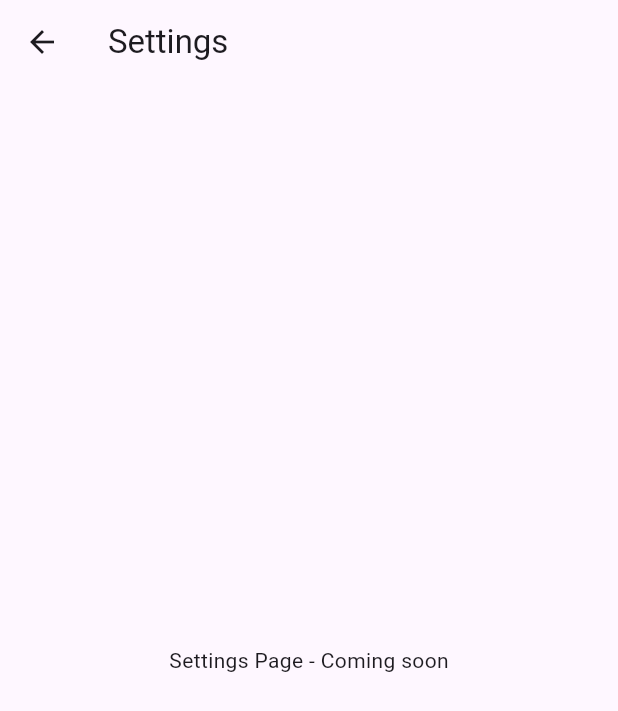
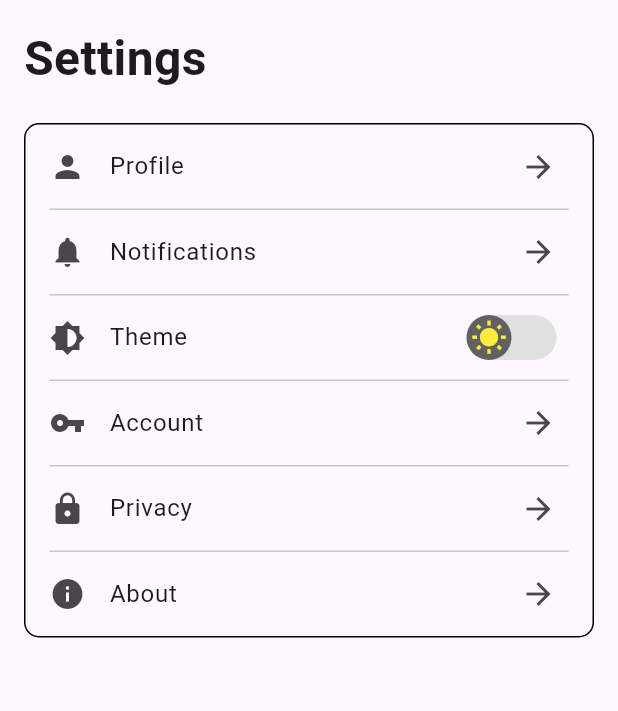
Before and after one commit to COS301-SE-2024/WhatsOn-UP, a Flutter app: the SettingsPage screen opened directly, on a phone screen of 412 x 824 dp. Shown: the top 711 px of the screen. Run offline on Flutter 3.47's test engine with Material 3 defaults, Android fonts, the phone set to English and light mode, and no system bars; our stand-ins replace animated_splash_screen, carousel_slider, flutter_svg_provider, table_calendar; network calls fail.

Commit message:
Implement the Settings page - Also updated the headings at the top of the pages by removing the AppBar tag and adding proper text

```diff
--- a/src/Frontend/lib/pages/settings_page.dart
+++ b/src/Frontend/lib/pages/settings_page.dart
@@ -1,16 +1,166 @@
 import 'package:flutter/material.dart';
 
-class SettingsPage extends StatelessWidget {
+class SettingsPage extends StatefulWidget {
   const SettingsPage({super.key});
+
+  @override
+  _SettingsPageState createState() => _SettingsPageState();
+}
+
+class _SettingsPageState extends State<SettingsPage> {
+  bool isLightTheme = true;
 
   @override
   Widget build(BuildContext context) {
     return Scaffold(
-      appBar: AppBar(
-        title: const Text('Settings'),
+      body: Padding(
+        padding: const EdgeInsets.all(16.0),
+        child: Column(
+          crossAxisAlignment: CrossAxisAlignment.start,
+          children: [
+            const Text(
+              'Settings',
+              style: TextStyle(
+                fontSize: 32,
+                fontWeight: FontWeight.bold,
+              ),
+            ),
+            const SizedBox(height: 20),
+            Container(
+              decoration: BoxDecoration(
+                border: Border.all(color: Colors.black),
+                borderRadius: BorderRadius.circular(10),
+              ),
+              child: Column(
+                children: [
+                  _buildSettingsOption(
+                    icon: Icons.person,
+                    text: 'Profile',
+                    onTap: () {
+                      // Handle profile tap
+                    },
+                  ),
+                  _buildDivider(),
+                  _buildSettingsOption(
+                    icon: Icons.notifications,
+                    text: 'Notifications',
+                    onTap: () {
+                      // Handle notifications tap
+                    },
+                  ),
+                  _buildDivider(),
+                  _buildSettingsOption(
+                    icon: Icons.brightness_6,
+                    text: 'Theme',
+                    trailing: _buildThemeToggle(),
+                    onTap: () {
+                      // Handle theme tap
+                    },
+                  ),
+                  _buildDivider(),
+                  _buildSettingsOption(
+                    icon: Icons.vpn_key,
+                    text: 'Account',
+                    onTap: () {
+                      // Handle account tap
+                    },
+                  ),
+                  _buildDivider(),
+                  _buildSettingsOption(
+                    icon: Icons.lock,
+                    text: 'Privacy',
+                    onTap: () {
+                      // Handle privacy tap
+                    },
+                  ),
+                  _buildDivider(),
+                  _buildSettingsOption(
+                    icon: Icons.info,
+                    text: 'About',
+                    onTap: () {
+                      // Handle about tap
+                    },
+                  ),
+                ],
+              ),
+            ),
+          ],
+        ),
       ),
-      body: const Center(
-        child: Text('Settings Page - Coming soon'),
+    );
+  }
+
+  Widget _buildSettingsOption({
+    required IconData icon,
+    required String text,
+    Widget? trailing,
+    required VoidCallback onTap,
+  }) {
+    return ListTile(
+      leading: Icon(icon),
+      title: Text(text),
+      trailing: trailing != null
+          ? SizedBox(
+              width: 100,
+              child: trailing,
+            )
+          : const Icon(Icons.arrow_forward),
+      onTap: onTap,
+    );
+  }
+
+  Widget _buildDivider() {
+    return const Divider(
+      height: 1,
+      thickness: 1,
+      indent: 16,
+      endIndent: 16,
+    );
+  }
+
+  Widget _buildThemeToggle() {
+    return GestureDetector(
+      onTap: () {
+        setState(() {
+          isLightTheme = !isLightTheme;
+        });
+      },
+      child: Row(
+        mainAxisAlignment: MainAxisAlignment.end,
+        children: [
+          Container(
+            width: 60,
+            height: 30,
+            decoration: BoxDecoration(
+              borderRadius: BorderRadius.circular(15),
+              color: isLightTheme ? Colors.grey[300] : Colors.black,
+            ),
+            child: Stack(
+              children: [
+                AnimatedPositioned(
+                  duration: const Duration(milliseconds: 200),
+                  curve: Curves.easeInOut,
+                  left: isLightTheme ? 0 : 30,
+                  right: isLightTheme ? 30 : 0,
+                  child: Container(
+                    width: 30,
+                    height: 30,
+                    decoration: BoxDecoration(
+                      shape: BoxShape.circle,
+                      color: Colors.grey[700],
+                    ),
+                    child: Icon(
+                      isLightTheme ? Icons.wb_sunny : Icons.nights_stay,
+                      color: isLightTheme ? Colors.yellow : Colors.white,
+                    ),
+                  ),
+                ),
+              ],
+            ),
+          ),
+          // const SizedBox(width: 8),
+          // Text(isLightTheme ? 'Light' : 'Dark'),
+        ],
       ),
     );
   }
```
Also changed, not shown: src/Frontend/lib/pages/calendar_page.dart (+13 -4 lines), src/Frontend/lib/pages/explore_page.dart (+20 -7 lines), src/Frontend/lib/pages/rsvp_events_page.dart (+17 -4 lines).
